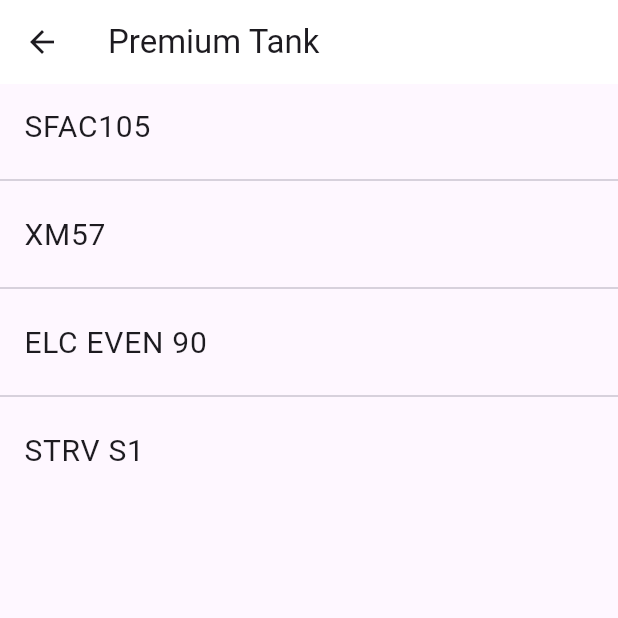
After one commit to MechaPichanon/flutter_application_2, a Flutter app: the screen it shows after launch, after a tap on the "shopping bag" icon, on a phone screen of 412 x 824 dp, the top half of it. The commit adds this screen. Run offline on Flutter 3.47's test engine with Material 3 defaults, Android fonts, the phone set to English and light mode, and no system bars; missing offline and left inert: dart:ffi.

Commit message:
Mobile App V5

```diff
--- /dev/null
+++ b/lib/list_item.dart
@@ -0,0 +1,36 @@
+import 'package:flutter/material.dart';
+import 'package:flutter_application_2/about_us_page.dart';
+
+class ListItem extends StatefulWidget {
+  const ListItem({super.key});
+
+  @override
+  State<ListItem> createState() => _ListItemState();
+}
+
+class _ListItemState extends State<ListItem> {
+  final List<String> Tanks = <String>[
+    "SFAC105",
+    "XM57",
+    "ELC EVEN 90",
+    "STRV S1",
+  ];
+
+  @override
+  Widget build(BuildContext context) {
+    return Scaffold(
+      appBar: AppBar(
+        title: Text("Premium Tank"),
+      ),
+      body: ListView.separated(
+          itemBuilder: (context, index) => ListTile(
+                title: Text(
+                  Tanks[index],
+                  style: TextStyle(fontSize: 20),
+                ),
+              ),
+          separatorBuilder: (context, int index) => const Divider(),
+          itemCount: Tanks.length),
+    );
+  }
+}
--- a/lib/main.dart
+++ b/lib/main.dart
@@ -2,6 +2,9 @@ import 'package:flutter/material.dart';
 import 'package:flutter_application_2/EV_cal.dart';
 import 'package:flutter_application_2/Enter_name.dart';
 import 'package:flutter_application_2/about_us_page.dart';
+import 'package:flutter_application_2/http_basic.dart';
+import 'package:flutter_application_2/list_item.dart';
+import 'package:flutter_application_2/my_futurebuilder_page.dart';
 import 'package:flutter_application_2/welcome_page.dart';
 
 void main() {
@@ -25,6 +28,8 @@ class MyApp extends StatelessWidget {
         '/aboutUsPage': (context) => AboutUsPage(),
         '/Entername': (context) => EnterName(),
         '/Evcal': (context) => EvCal(),
+        '/ListItem': (context) => ListItem(),
+        '/MyFuture': (context) => HttpBasic(),
       },
       //home: const EvCal(),
       //home: const WelcomePage(),
--- a/lib/welcome_page.dart
+++ b/lib/welcome_page.dart
@@ -51,6 +51,25 @@ class _WelcomePageState extends State<WelcomePage> {
                 ),
               ],
             ),
+            Row(
+              children: [
+                IconButton(
+                  onPressed: () {
+                    Navigator.pushNamed(context, '/ListItem');
+                  },
+                  icon: Icon(Icons.shopping_bag),
+                  iconSize: 40,
+                ),
+                Spacer(),
+                IconButton(
+                  onPressed: () {
+                    Navigator.pushNamed(context, '/MyFuture');
+                  },
+                  icon: Icon(Icons.cached),
+                  iconSize: 40,
+                ),
+              ],
+            )
           ],
         ),
       ),
--- a/pubspec.yaml
+++ b/pubspec.yaml
@@ -35,6 +35,7 @@ dependencies:
   # The following adds the Cupertino Icons font to your application.
   # Use with the CupertinoIcons class for iOS style icons.
   cupertino_icons: ^1.0.8
+  http: ^1.3.0
 
 dev_dependencies:
   flutter_test:
```
Also changed, not shown: lib/http_basic.dart (added, +55 -0 lines), lib/my_futurebuilder_page.dart (added, +39 -0 lines), pubspec.lock, 2 other files.
